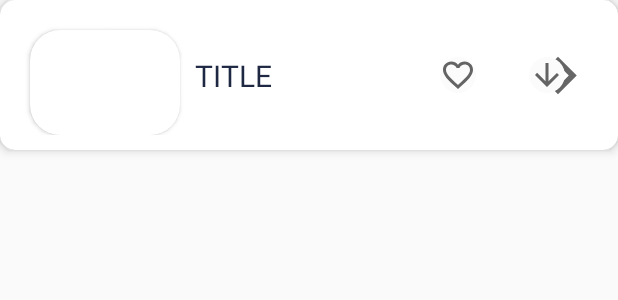
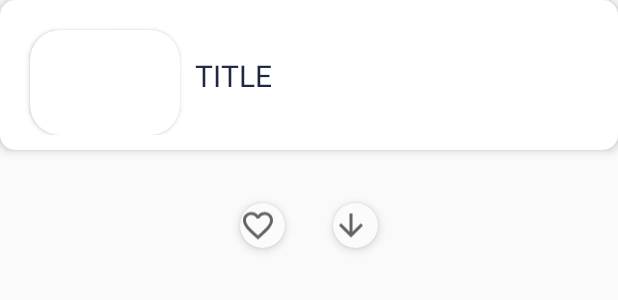
Before and after one commit to nell-studios/Pi, an Android app: the layout video_item_view.xml on its own in the app's theme, with its tools: preview values and no code run, on a phone screen of 412 x 824 dp. Shown: the top 300 px of the screen. Run offline under Robolectric (Android 15) with nearby library versions, the phone set to English and light mode, and no system bars.

Commit message:
added my library frag: Add videos to lib

```diff
--- a/app/src/main/java/nellStudios/tech/pi/models/Videos.kt
+++ b/app/src/main/java/nellStudios/tech/pi/models/Videos.kt
@@ -3,6 +3,7 @@ package nellStudios.tech.pi.models
 import java.io.Serializable
 
 data class Videos(
+    var id: String? = null,
     var title: String? = null,
     var description: String? = null,
     var videoUrl: String? = null,
--- a/app/src/main/java/nellStudios/tech/pi/repositories/TopicDetailRepository.kt
+++ b/app/src/main/java/nellStudios/tech/pi/repositories/TopicDetailRepository.kt
@@ -28,11 +28,11 @@ class TopicDetailRepository @Inject constructor(
             val myLibrary = user?.myLibrary
             val addToLibrary = mutableListOf<String>()
             if (myLibrary == null) {
-                addToLibrary.add(video.title!!)
+                addToLibrary.add(video.id!!)
             } else {
                 addToLibrary.addAll(myLibrary)
-                if (!addToLibrary.contains(video.title!!)) {
-                    addToLibrary.add(video.title!!)
+                if (!addToLibrary.contains(video.id!!)) {
+                    addToLibrary.add(video.id!!)
                 }
             }
             usersRef.document(uid).update("myLibrary", addToLibrary).addOnCompleteListener { saved.value = it.isSuccessful }
--- a/app/src/main/java/nellStudios/tech/pi/ui/adapters/TopicDetailsAdapter.kt
+++ b/app/src/main/java/nellStudios/tech/pi/ui/adapters/TopicDetailsAdapter.kt
@@ -2,6 +2,8 @@ package nellStudios.tech.pi.ui.adapters
 
 import android.view.LayoutInflater
 import android.view.View
+import android.view.View.GONE
+import android.view.View.VISIBLE
 import android.view.ViewGroup
 import androidx.recyclerview.widget.AsyncListDiffer
 import androidx.recyclerview.widget.DiffUtil
--- a/app/src/main/java/nellStudios/tech/pi/ui/fragments/Main/TopicDetailFragment.kt
+++ b/app/src/main/java/nellStudios/tech/pi/ui/fragments/Main/TopicDetailFragment.kt
@@ -9,6 +9,8 @@ import androidx.lifecycle.Observer
 import androidx.navigation.fragment.findNavController
 import androidx.navigation.fragment.navArgs
 import androidx.recyclerview.widget.GridLayoutManager
+import androidx.recyclerview.widget.LinearLayoutManager
+import androidx.recyclerview.widget.RecyclerView
 import com.bumptech.glide.Glide
 import com.google.android.material.snackbar.Snackbar
 import dagger.hilt.android.AndroidEntryPoint
@@ -85,7 +87,7 @@ class TopicDetailFragment: MainBaseFragment() {
         }
 
         rvTopicVideos.apply {
-            layoutManager = GridLayoutManager(requireContext(), 2)
+            layoutManager = LinearLayoutManager(requireContext(), RecyclerView.VERTICAL, false)
             adapter = topicDetailsAdapter
         }
     }
--- a/app/src/main/res/layout/video_item_view.xml
+++ b/app/src/main/res/layout/video_item_view.xml
@@ -9,7 +9,6 @@
         android:layout_width="match_parent"
         app:layout_constraintStart_toStartOf="parent"
         app:layout_constraintTop_toTopOf="parent"
-        app:layout_constraintEnd_toEndOf="parent"
         android:id="@+id/videoCardView"
         app:cardElevation="4dp"
         app:cardCornerRadius="10dp"
@@ -48,25 +47,18 @@
                 android:layout_margin="10dp"
                 />
 
-            <ImageView
-                android:src="@drawable/ic_baseline_arrow_forward_ios_24"
-                android:layout_height="30dp"
-                android:layout_width="30dp"
-                app:layout_constraintTop_toTopOf="parent"
-                app:layout_constraintBottom_toBottomOf="parent"
-                app:layout_constraintEnd_toEndOf="parent"
-                android:layout_margin="10dp"/>
 
         </androidx.constraintlayout.widget.ConstraintLayout>
 
     </androidx.cardview.widget.CardView>
 
     <androidx.cardview.widget.CardView
-        android:layout_height="wrap_content"
-        android:layout_width="wrap_content"
-        app:layout_constraintEnd_toStartOf="@id/download_video"
-        app:layout_constraintTop_toTopOf="@id/videoCardView"
-        app:layout_constraintBottom_toBottomOf="@id/videoCardView"
+        android:layout_height="30dp"
+        android:layout_width="30dp"
+        app:layout_constraintTop_toBottomOf="@id/videoCardView"
+        app:layout_constraintStart_toStartOf="parent"
+        app:layout_constraintEnd_toEndOf="parent"
+        app:layout_constraintHorizontal_bias="0.4"
         android:id="@+id/save_video"
         app:cardElevation="4dp"
         app:cardCornerRadius="50dp"
@@ -82,11 +74,12 @@
     </androidx.cardview.widget.CardView>
 
     <androidx.cardview.widget.CardView
-        android:layout_height="wrap_content"
-        android:layout_width="wrap_content"
+        android:layout_height="30dp"
+        android:layout_width="30dp"
+        app:layout_constraintTop_toBottomOf="@id/videoCardView"
+        app:layout_constraintStart_toStartOf="parent"
         app:layout_constraintEnd_toEndOf="parent"
-        app:layout_constraintTop_toTopOf="@id/videoCardView"
-        app:layout_constraintBottom_toBottomOf="@id/videoCardView"
+        app:layout_constraintHorizontal_bias="0.6"
         android:id="@+id/download_video"
         app:cardElevation="4dp"
         app:cardCornerRadius="50dp"
```
Also changed, not shown: app/src/main/java/nellStudios/tech/pi/ui/fragments/Main/DownloadFragment.kt (+47 -0 lines), app/src/main/res/layout/fragment_download.xml (+15 -6 lines), app/src/main/res/layout/fragment_topic_detail.xml (+8 -6 lines).
